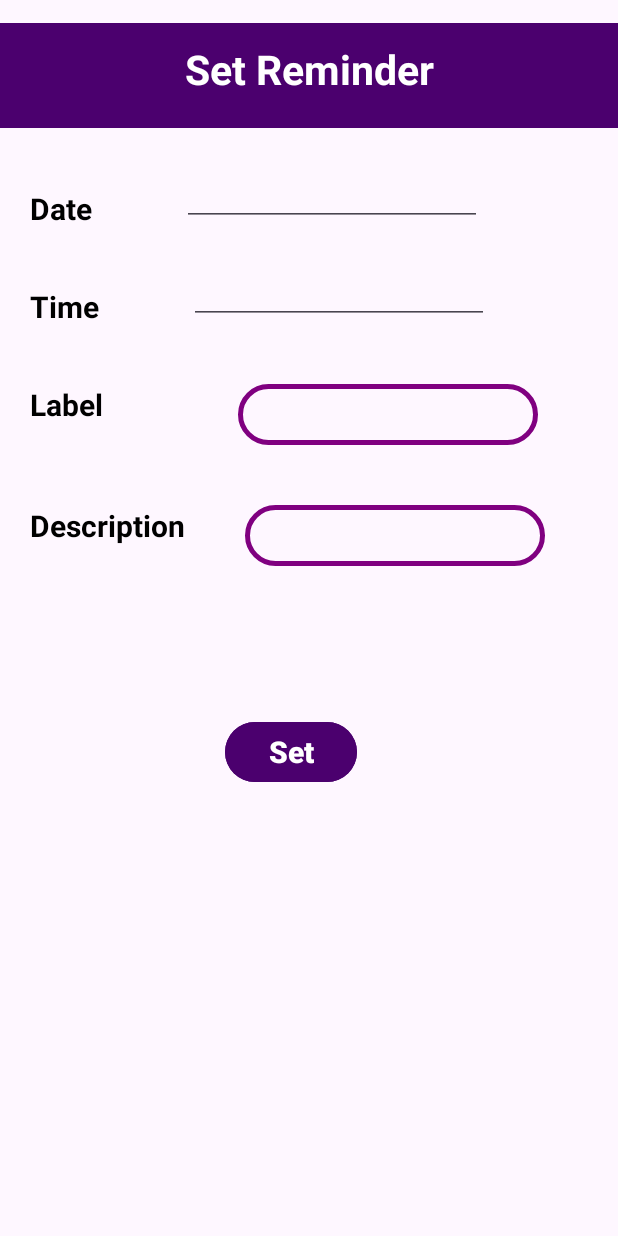
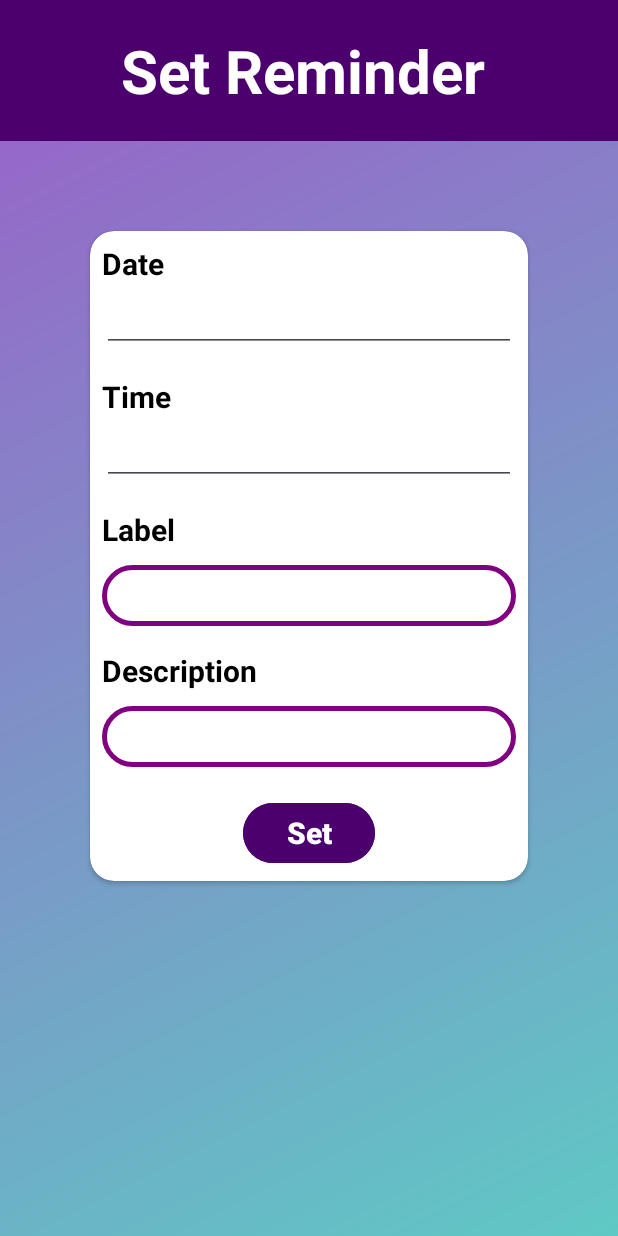
Before and after one commit to Priya-DharshiniS/Mobile-Application---FinWise, an Android app: the SetReminder screen opened directly, with no data from a screen before it, on a phone screen of 412 x 824 dp. Run offline under Robolectric (Android 15) with nearby library versions, the phone set to English and light mode, and no system bars; our stand-ins replace Firebase (no records; nobody signed in at launch, a user with empty details on screens opened directly).

Commit message:
front end for reminder

```diff
--- a/app/src/main/java/com/example/finwise_app/reminder_log.kt
+++ b/app/src/main/java/com/example/finwise_app/reminder_log.kt
@@ -103,14 +103,12 @@ class reminder_log : Fragment() {
         inner class ReminderViewHolder(itemView: View) : RecyclerView.ViewHolder(itemView) {
             private val alarmIconImageView: ImageView = itemView.findViewById(R.id.alarmIcon)
             private val alarmTitleTextView: TextView = itemView.findViewById(R.id.alarmTitle)
-            private val alarmDescriptionTextView: TextView = itemView.findViewById(R.id.alarmDescription)
             private val alarmSwitch: Switch = itemView.findViewById(R.id.alarmSwitch)
             private val Date : TextView = itemView.findViewById(R.id.date)
 
             fun bind(reminder: Reminder) {
                 alarmIconImageView.setImageResource(R.drawable.ic_alarm)
                 alarmTitleTextView.text = reminder.label
-                alarmDescriptionTextView.text = reminder.description
                 Date.text = "Your due is on ${reminder.date}"
             }
         }
--- /dev/null
+++ b/app/src/main/res/drawable/layout_gradient.xml
@@ -0,0 +1,7 @@
+<?xml version="1.0" encoding="utf-8"?>
+<shape xmlns:android="http://schemas.android.com/apk/res/android">
+    <gradient
+        android:startColor="#5FC9C5"
+    android:endColor="#9B5EC9"
+    android:angle="135"/>
+</shape>
--- a/app/src/main/res/layout/activity_set_reminder.xml
+++ b/app/src/main/res/layout/activity_set_reminder.xml
@@ -4,136 +4,137 @@
     xmlns:tools="http://schemas.android.com/tools"
     android:layout_width="match_parent"
     android:layout_height="match_parent"
+    android:background="@drawable/layout_gradient"
     tools:context=".SetReminder">
 
+    <LinearLayout
+        android:id="@+id/layout"
+        android:layout_width="match_parent"
+        android:layout_height="wrap_content"
+        android:background="@color/royalpurple"
+        android:padding="20dp"
+        android:gravity="center_vertical|center_horizontal">
+
         <TextView
-        android:id="@+id/setReminderTextView"
+            android:id="@+id/textTotalSpending"
+            android:layout_width="wrap_content"
+            android:layout_height="wrap_content"
+            android:text="Set Reminder"
+            android:textColor="@color/white"
+            android:textSize="40sp"
+            android:textStyle="bold"
+            android:paddingRight="8dp"
+            android:background="@color/royalpurple" />
+    </LinearLayout>
+
+    <androidx.cardview.widget.CardView
+        android:id="@+id/cardView"
         android:layout_width="match_parent"
-        android:layout_height="70dp"
-        android:layout_marginTop="15dp"
-        android:layout_alignParentTop="true"
-        android:background="@color/royalpurple"
-        android:padding="12dp"
-        android:text="Set Reminder"
-        android:textAlignment="center"
-        android:textColor="@color/white"
-        android:textSize="27sp"
-        android:textStyle="bold" />
+        android:layout_height="wrap_content"
+        android:layout_margin="60dp"
+        android:layout_below="@id/layout"
+        android:padding="24dp"
+        android:elevation="4dp"
+        app:cardCornerRadius="16dp">
+
+        <LinearLayout
+            android:layout_width="match_parent"
+            android:layout_height="wrap_content"
+            android:orientation="vertical"
+            android:padding="8dp">
 
             <!-- Date -->
             <TextView
                 android:id="@+id/dateTextView"
                 android:layout_width="wrap_content"
                 android:layout_height="wrap_content"
-        android:layout_below="@id/setReminderTextView"
-        android:layout_marginLeft="20dp"
-        android:layout_marginTop="40dp"
                 android:text="Date"
                 android:textColor="@color/black"
                 android:textSize="20sp"
-        android:textStyle="bold"/>
+                android:textStyle="bold" />
 
             <EditText
                 android:id="@+id/dateEditText"
-        android:layout_width="200dp"
+                android:layout_width="match_parent"
                 android:layout_height="wrap_content"
-        android:layout_below="@id/setReminderTextView"
-        android:layout_toRightOf="@id/dateTextView"
-        android:layout_marginTop="20dp"
-        android:layout_marginLeft="60dp"
                 android:textColor="@color/black"
                 android:inputType="date"
                 android:focusable="false"
-        android:focusableInTouchMode="false"/>
+                android:focusableInTouchMode="false" />
 
             <!-- Time -->
             <TextView
                 android:id="@+id/timeTextView"
                 android:layout_width="wrap_content"
                 android:layout_height="wrap_content"
-        android:layout_below="@id/dateEditText"
-        android:layout_marginLeft="20dp"
-        android:layout_marginTop="40dp"
                 android:text="Time"
                 android:textColor="@color/black"
                 android:textSize="20sp"
-        android:textStyle="bold"/>
+                android:textStyle="bold"
+                android:layout_marginTop="16dp" />
 
             <EditText
                 android:id="@+id/timeEditText"
-        android:layout_width="200dp"
+                android:layout_width="match_parent"
                 android:layout_height="wrap_content"
-        android:layout_below="@id/dateEditText"
-        android:layout_toRightOf="@id/timeTextView"
-        android:layout_marginTop="20dp"
-        android:layout_marginLeft="60dp"
                 android:textColor="@color/black"
                 android:inputType="time"
                 android:focusable="false"
-        android:focusableInTouchMode="false"/>
+                android:focusableInTouchMode="false" />
 
             <!-- Label -->
             <TextView
                 android:id="@+id/labelTextView"
                 android:layout_width="wrap_content"
                 android:layout_height="wrap_content"
-        android:layout_below="@id/timeEditText"
-        android:layout_marginLeft="20dp"
-        android:layout_marginTop="40dp"
                 android:text="Label"
                 android:textColor="@color/black"
                 android:textSize="20sp"
-        android:textStyle="bold"/>
+                android:textStyle="bold"
+                android:layout_marginTop="16dp" />
 
             <EditText
                 android:id="@+id/labelEditText"
-        android:layout_width="200dp"
+                android:layout_width="match_parent"
                 android:layout_height="wrap_content"
-        android:layout_below="@id/timeEditText"
-        android:layout_toRightOf="@id/labelTextView"
-        android:layout_marginTop="40dp"
-        android:layout_marginLeft="90dp"
                 android:textColor="@color/black"
+                android:layout_marginTop="10dp"
                 android:background="@drawable/custom_editor"
-        android:padding="8dp"/>
+                android:padding="8dp" />
 
             <!-- Description -->
             <TextView
                 android:id="@+id/descriptionTextView"
                 android:layout_width="wrap_content"
                 android:layout_height="wrap_content"
-        android:layout_below="@id/labelEditText"
-        android:layout_marginLeft="20dp"
-        android:layout_marginTop="40dp"
                 android:text="Description"
                 android:textColor="@color/black"
                 android:textSize="20sp"
-        android:textStyle="bold"/>
+                android:textStyle="bold"
+                android:layout_marginTop="16dp" />
 
             <EditText
                 android:id="@+id/descriptionEditText"
-        android:layout_width="200dp"
+                android:layout_width="match_parent"
                 android:layout_height="wrap_content"
-        android:layout_below="@id/labelEditText"
-        android:layout_toRightOf="@id/descriptionTextView"
-        android:layout_marginTop="40dp"
-        android:layout_marginLeft="40dp"
                 android:textColor="@color/black"
+                android:layout_marginTop="10dp"
                 android:background="@drawable/custom_editor"
-        android:padding="8dp"/>
+                android:padding="8dp" />
 
-    <!-- Set Button -->
             <Button
                 android:id="@+id/setButton"
                 android:layout_width="wrap_content"
                 android:layout_height="wrap_content"
-        android:layout_below="@id/descriptionEditText"
-        android:layout_marginTop="100dp"
-        android:layout_marginLeft="150dp"
+                android:layout_marginTop="20dp"
+                android:layout_gravity="center_horizontal"
                 android:backgroundTint="@color/royalpurple"
                 android:text="Set"
                 android:textColor="@color/white"
                 android:textStyle="bold"
-        android:textSize="20dp"/>
+                android:textSize="20sp"/>
 
+        </LinearLayout>
+
+    </androidx.cardview.widget.CardView>
 </RelativeLayout>
```
Also changed, not shown: app/src/main/res/layout/activity_reminder_log.xml (+45 -63 lines), app/src/main/res/layout/item_alarm.xml (+38 -17 lines). Lines whose indentation alone changed are shown as unchanged.
